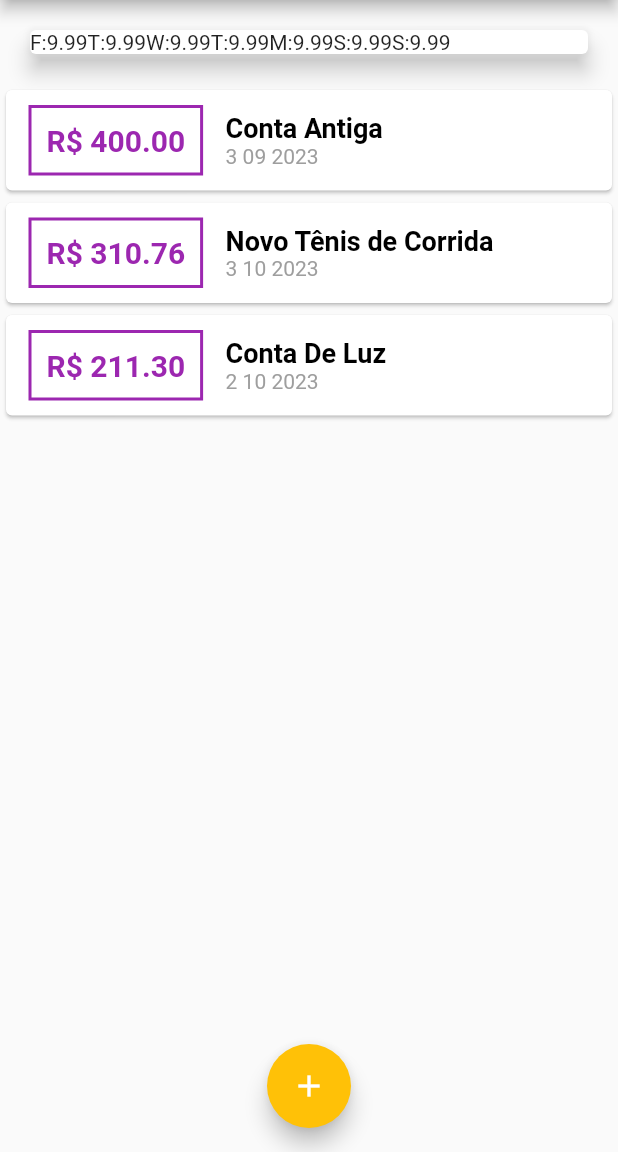
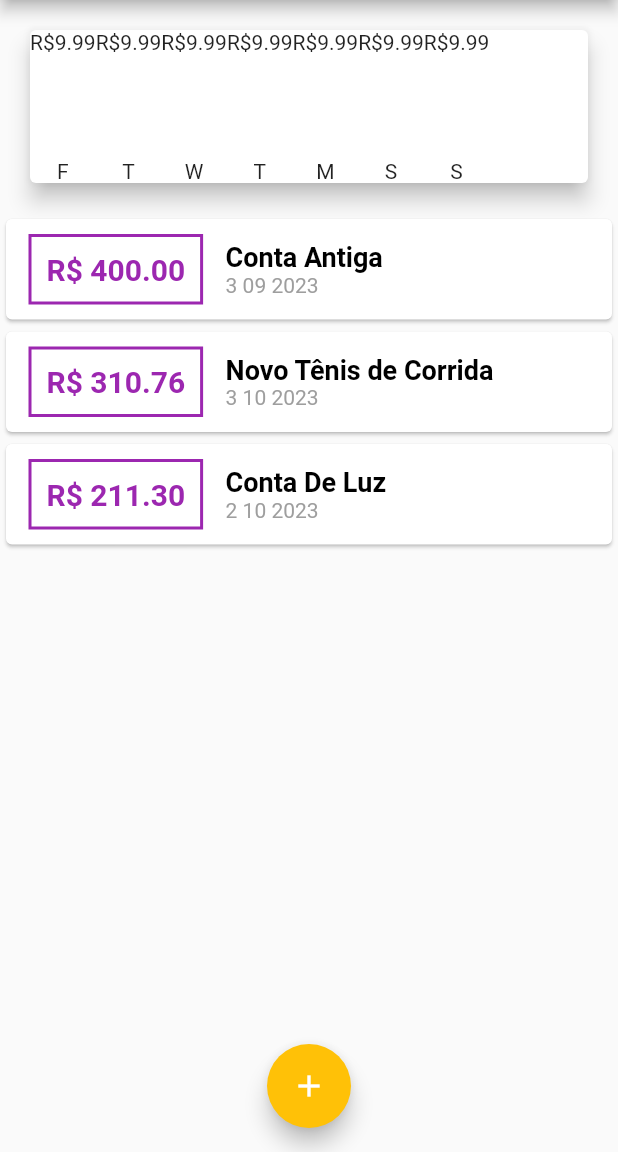
Before and after one commit to TewSantos/App_Despesas, a Flutter app: the screen it shows after launch, on a phone screen of 412 x 824 dp, the part 84-1236 px from its top. Run offline on Flutter 3.47's test engine with Material 2 defaults, Android fonts, the phone set to English and light mode, and no system bars; Roboto replaces fonts that are missing (OpenSans).

Commit message:
Continuação da Construção do Gráfico

```diff
--- a/lib/components/chart.dart
+++ b/lib/components/chart.dart
@@ -1,7 +1,7 @@
 import 'package:flutter/material.dart';
 import 'package:intl/intl.dart';
 import '../models/transaction.dart';
-
+import 'chart_bar.dart';
 class Chart extends StatelessWidget {
 
   final List<Transaction> recentTransaction;
@@ -42,7 +42,11 @@ class Chart extends StatelessWidget {
       margin: EdgeInsets.all(20),
       child:  Row(
         children: groupedTransactions.map((tr) {
-          return Text('${tr['day']}:${tr['value']}');
+          return ChartBar(
+          label: tr['day'] as String,
+          value: tr['value'] as double,
+          percentage: 0,
+          );
         }).toList(),
       ),
     );
--- /dev/null
+++ b/lib/components/chart_bar.dart
@@ -0,0 +1,31 @@
+import 'package:flutter/material.dart';
+
+class ChartBar extends StatelessWidget {
+  final String? label;
+  final double? value;
+  final double? percentage;
+
+  const ChartBar({
+    this.label,
+    this.value,
+    this.percentage,
+    Key? key,
+  }) : super(key: key);
+
+  @override
+  Widget build(BuildContext context) {
+    return Column(
+      children: [
+        Text('R\$${value!.toStringAsFixed(2)}'),
+        const SizedBox(height: 5),
+        const SizedBox(
+          height: 60,
+          width: 10,
+          child: null,
+        ),
+        SizedBox(height: 5),
+        Text(label!),
+      ],
+    );
+  }
+}
--- a/lib/components/chart_bart.dart
+++ /dev/null
@@ -1 +0,0 @@
-StackOverflowError
```
